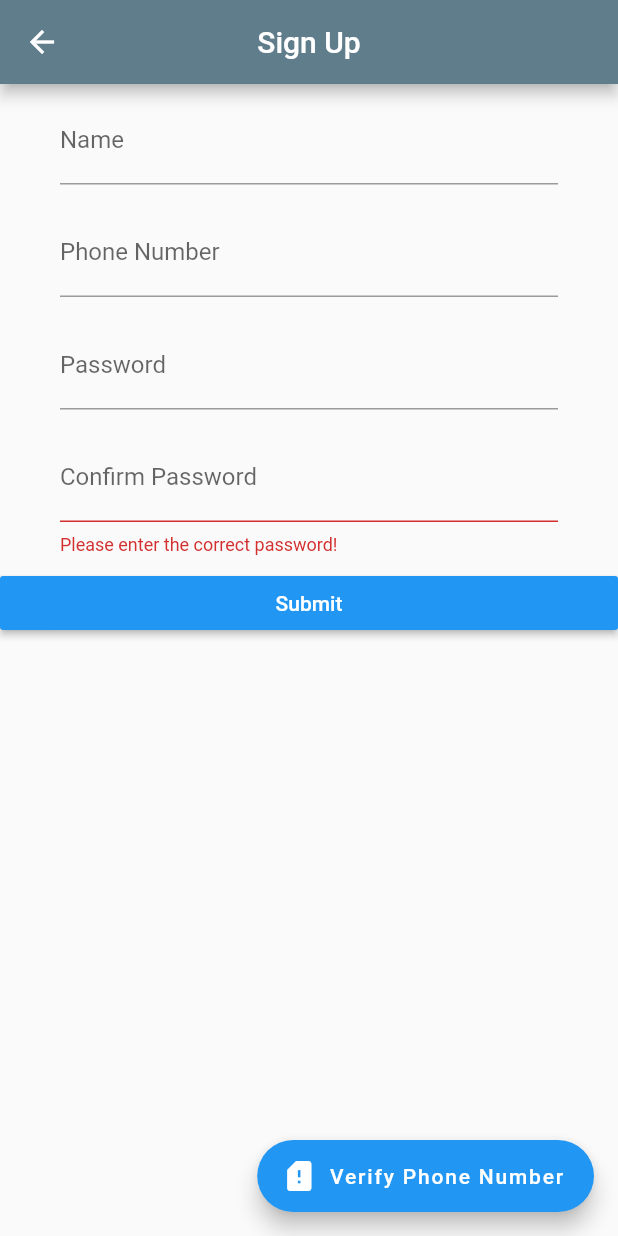
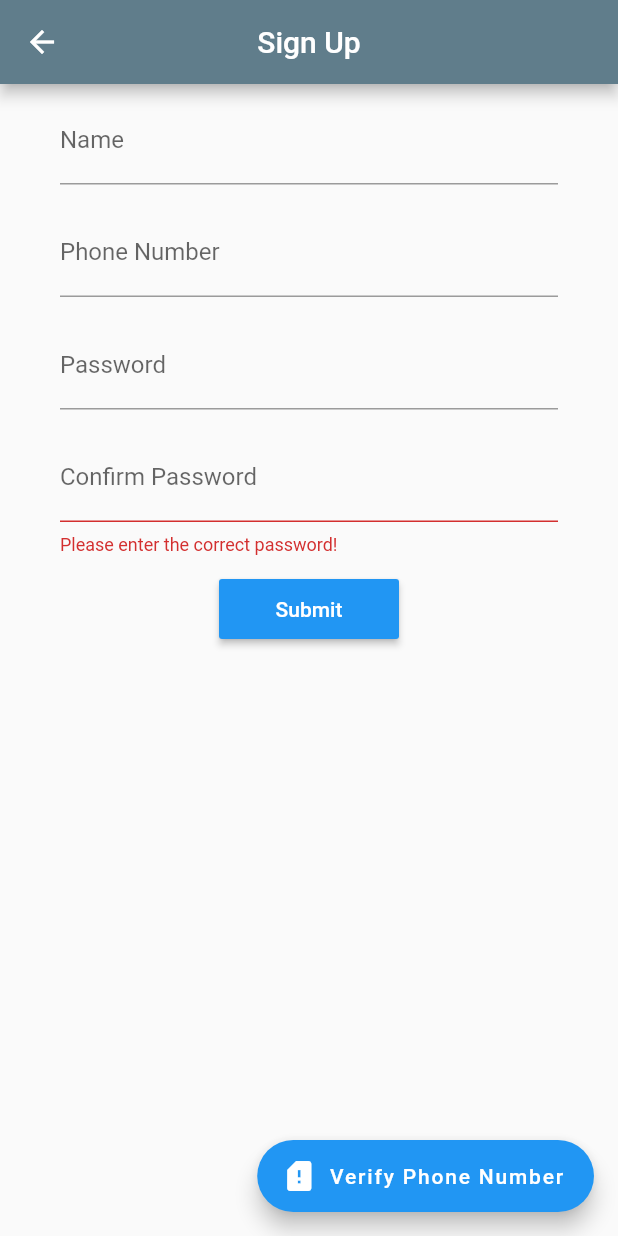
Before and after one commit to SamiK28/login, a Flutter app: the New screen opened directly, after a tap on "Submit", on a phone screen of 412 x 824 dp. Run offline on Flutter 3.47's test engine with Material 2 defaults, Android fonts, the phone set to English and light mode, and no system bars; our stand-ins replace cloud_firestore, firebase_auth; accounts and stored records are empty.

Commit message:
task_comp

```diff
--- a/lib/signupp.dart
+++ b/lib/signupp.dart
@@ -180,7 +180,15 @@ class _NewState extends State<New> {
                   obscureText: true,
                 ),
               ),
-              RaisedButton(
+              Padding(
+                padding: const EdgeInsets.all(8.0),
+                child: Row(
+                  mainAxisAlignment: MainAxisAlignment.center,
+                  children: <Widget>[
+                    Container(
+                      height: 40,
+                      width: 120,
+                      child: RaisedButton(
                         onPressed: () async {
                           if (cpass == pass && smscheck) {
                             store(context);
@@ -206,7 +214,7 @@ class _NewState extends State<New> {
                                       );
                                     },
                                   )
-                        : null;
+                                : Navigator.pop(context);
 
 
                           }
@@ -214,6 +222,10 @@ class _NewState extends State<New> {
                         child: Text('Submit'),
                         textColor: Colors.white,
                         color: Colors.blue,
+                      ),
+                    ),
+                  ],
+                ),
               ),
             ],
           ),
```
Lines whose indentation alone changed are shown as unchanged.
